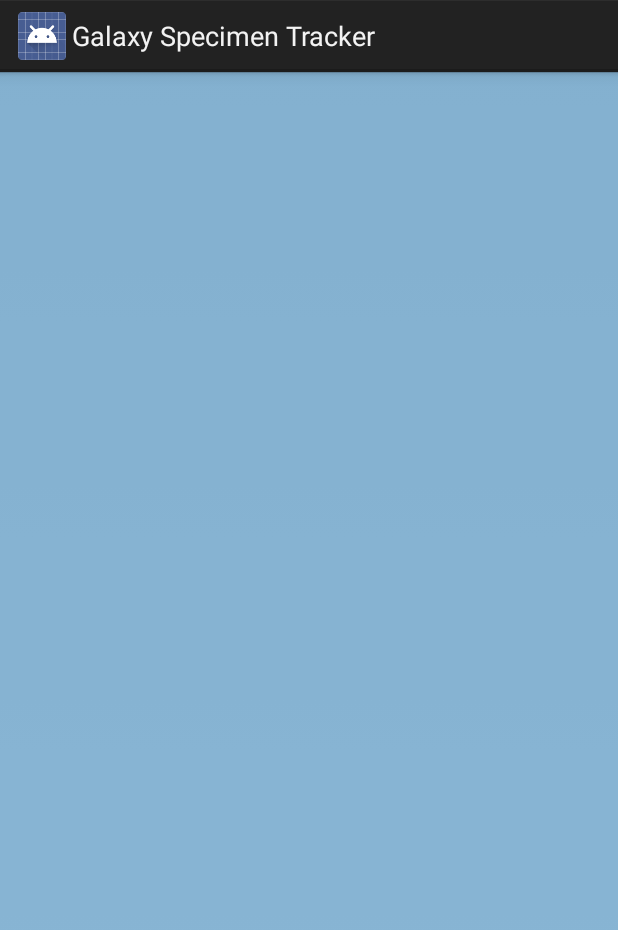
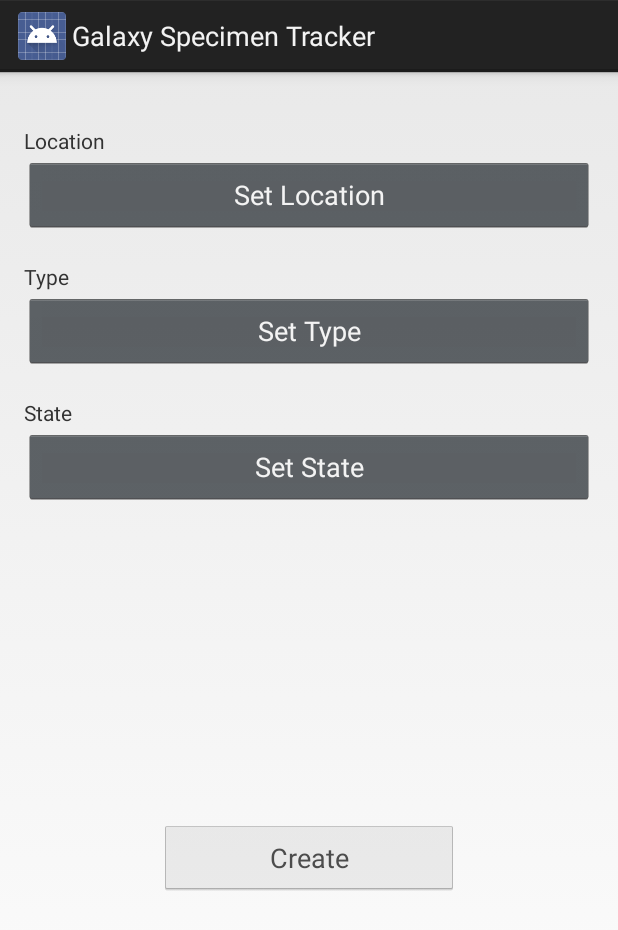
Before and after one commit to specimentracking/sample-tracker-android, an Android app: the fragment CreateSpecimenFragment shown on its own in the app's theme, on a phone screen of 412 x 824 dp. Shown: the top 930 px of the screen. Run offline under Robolectric (Android 15) with nearby library versions, the phone set to English and light mode, and no system bars; libraries missing offline, so code that uses them is left out: roboguice.util; 3 statements that could not run were skipped.

Commit message:
Create specimen layout

```diff
--- a/app/src/main/java/org/galaxyproject/sampletracker/ui/MainActivity.java
+++ b/app/src/main/java/org/galaxyproject/sampletracker/ui/MainActivity.java
@@ -39,7 +39,7 @@ public final class MainActivity extends BaseActivity {
         // Barcode simulation panel for debug purposes
         ViewUtils.conditionalGone(BuildConfig.DEBUG, mDebugPanel);
         if (BuildConfig.DEBUG) {
-            mSimulatedBarcodeField.setText("450645064");
+            mSimulatedBarcodeField.setText("450645065");
         }
     }
 
--- a/app/src/main/java/org/galaxyproject/sampletracker/ui/component/PendingDialogFragment.java
+++ b/app/src/main/java/org/galaxyproject/sampletracker/ui/component/PendingDialogFragment.java
@@ -67,7 +67,7 @@ public class PendingDialogFragment extends DialogFragment {
      */
     @Override
     public View onCreateView(LayoutInflater inflater, ViewGroup container, Bundle savedInstanceState) {
-        return inflater.inflate(R.layout.frag_pending, container, false);
+        return inflater.inflate(R.layout.frg_pending, container, false);
     }
 
     /** The system calls this only when creating the layout in a dialog. */
--- a/app/src/main/java/org/galaxyproject/sampletracker/ui/specimen/AbstractSpecimenFragment.java
+++ b/app/src/main/java/org/galaxyproject/sampletracker/ui/specimen/AbstractSpecimenFragment.java
@@ -42,6 +42,16 @@ abstract class AbstractSpecimenFragment extends BaseFragment implements OnClickL
     }
 
     @Override
+    public void onViewCreated(View view, Bundle savedInstanceState) {
+        super.onViewCreated(view, savedInstanceState);
+        bindViews();
+    }
+
+    private void bindViews() {
+
+    }
+
+    @Override
     public void onClick(View v) {
         switch (v.getId()) {
             case R.id.project_id: // TODO
--- a/app/src/main/java/org/galaxyproject/sampletracker/ui/specimen/CreateSpecimenFragment.java
+++ b/app/src/main/java/org/galaxyproject/sampletracker/ui/specimen/CreateSpecimenFragment.java
@@ -5,7 +5,6 @@ import android.text.TextUtils;
 import android.view.LayoutInflater;
 import android.view.View;
 import android.view.ViewGroup;
-import android.widget.TextView;
 
 import com.google.common.base.Preconditions;
 
@@ -32,9 +31,6 @@ public final class CreateSpecimenFragment extends AbstractSpecimenFragment {
 
     @Override
     public View onCreateView(LayoutInflater inflater, ViewGroup container, Bundle savedInstanceState) {
-        TextView view = new TextView(getActivity());
-        view.setText(mSpecimen.getBarcode());
-        view.setBackgroundResource(R.color.result_points);
-        return view;
+        return inflater.inflate(R.layout.frg_specimen_create, container, false);
     }
 }
--- /dev/null
+++ b/app/src/main/res/layout/frg_specimen_create.xml
@@ -0,0 +1,101 @@
+<?xml version="1.0" encoding="utf-8"?>
+<LinearLayout xmlns:android="http://schemas.android.com/apk/res/android"
+    style="@style/ContentFrame.Fill"
+    android:orientation="vertical"
+    >
+
+    <LinearLayout
+        android:layout_width="match_parent"
+        android:layout_height="wrap_content"
+        android:layout_marginTop="@dimen/content_vertical_margin"
+        android:orientation="horizontal"
+        >
+
+        <TextView
+            style="@style/Widget.TextView.Label"
+            android:text="@string/specimen_location"
+            />
+
+
+        <TextView
+            android:id="@+id/location"
+            style="@style/Widget.TextView.Value"
+            />
+    </LinearLayout>
+
+    <Button
+        android:id="@+id/set_location"
+        android:layout_width="match_parent"
+        android:layout_height="wrap_content"
+        android:text="@string/specimen_location_set"
+        />
+
+    <LinearLayout
+        android:layout_width="match_parent"
+        android:layout_height="wrap_content"
+        android:layout_marginTop="@dimen/content_vertical_margin"
+        android:orientation="horizontal"
+        >
+
+        <TextView
+            style="@style/Widget.TextView.Label"
+            android:text="@string/specimen_type"
+            />
+
+
+        <TextView
+            android:id="@+id/type"
+            style="@style/Widget.TextView.Value"
+            />
+    </LinearLayout>
+
+    <Button
+        android:id="@+id/set_type"
+        android:layout_width="match_parent"
+        android:layout_height="wrap_content"
+        android:text="@string/specimen_type_set"
+        />
+
+    <LinearLayout
+        android:layout_width="match_parent"
+        android:layout_height="wrap_content"
+        android:layout_marginTop="@dimen/content_vertical_margin"
+        android:orientation="horizontal"
+        >
+
+        <TextView
+            style="@style/Widget.TextView.Label"
+            android:text="@string/specimen_state"
+            />
+
+
+        <TextView
+            android:id="@+id/state"
+            style="@style/Widget.TextView.Value"
+            />
+    </LinearLayout>
+
+    <Button
+        android:id="@+id/set_state"
+        android:layout_width="match_parent"
+        android:layout_height="wrap_content"
+        android:text="@string/specimen_state_set"
+        />
+
+    <RelativeLayout
+        android:layout_width="match_parent"
+        android:layout_height="0dp"
+        android:layout_weight="1"
+        >
+
+        <Button
+            android:id="@+id/create"
+            android:layout_width="wrap_content"
+            android:layout_height="wrap_content"
+            android:layout_centerInParent="true"
+            android:enabled="false"
+            android:minWidth="200dp"
+            android:text="@string/glb_create"
+            />
+    </RelativeLayout>
+</LinearLayout>
--- a/app/src/main/res/values/strings.xml
+++ b/app/src/main/res/values/strings.xml
@@ -6,6 +6,9 @@
     <string name="glb_save">Save</string>
     <string name="glb_settings">Settings</string>
     <string name="glb_scan_barcode">Scan Barcode</string>
+    <string name="glb_create">Create</string>
+    <string name="glb_create_derivative">Create derivative specimen</string>
+    <string name="glb_no_value">NONE</string>
 
     <string name="net_error_unknown">Unknown error occurred</string>
 
@@ -21,4 +24,13 @@
     <string name="scan_error_invalid_settings">Configuration is not valid.\nGo to Settings first!</string>
     <string name="scan_error">Error occurred while scanning.</string>
 
+    <string name="specimen_location">Location</string>
+    <string name="specimen_location_set">Set Location</string>
+    <string name="specimen_location_change">Change Location</string>
+    <string name="specimen_type">Type</string>
+    <string name="specimen_type_set">Set Type</string>
+    <string name="specimen_state">State</string>
+    <string name="specimen_state_set">Set State</string>
+    <string name="specimen_state_change">Change State</string>
+
 </resources>
--- a/app/src/main/res/values/styles.xml
+++ b/app/src/main/res/values/styles.xml
@@ -35,4 +35,17 @@
         <item name="android:layout_height">@dimen/separator_thickness</item>
     </style>
 
+
+    <style name="Widget.TextView.Label">
+        <item name="android:layout_width">0dp</item>
+        <item name="android:layout_height">wrap_content</item>
+        <item name="android:layout_weight">1</item>
+    </style>
+    <style name="Widget.TextView.Value">
+        <item name="android:layout_width">0dp</item>
+        <item name="android:layout_height">wrap_content</item>
+        <item name="android:layout_weight">1</item>
+        <item name="android:textAppearance">?android:textAppearanceMedium</item>
+    </style>
+
 </resources>
--- a/app/src/main/res/values/themes-styles.xml
+++ b/app/src/main/res/values/themes-styles.xml
@@ -2,6 +2,8 @@
 <resources>
 
     <!-- Widget styles -->
+    <style name="Widget.TextView" parent="@android:style/Widget.Holo.TextView"></style>
+
     <style name="Widget.Button" parent="@android:style/Widget.Holo.Button">
         <item name="android:minWidth">200dp</item>
         <item name="android:minHeight">50dp</item>
--- a/app/src/main/res/values/themes.xml
+++ b/app/src/main/res/values/themes.xml
@@ -3,6 +3,7 @@
 
     <style name="AppTheme" parent="android:Theme.Holo.Light.DarkActionBar">
         <!-- Widget styles -->
+        <item name="android:textViewStyle">@style/Widget.TextView</item>
         <item name="android:buttonStyle">@style/Widget.Button</item>
     </style>
 
```
Also changed, not shown: app/src/main/res/layout/frg_pending.xml (renamed from app/src/main/res/layout/frag_pending.xml).
